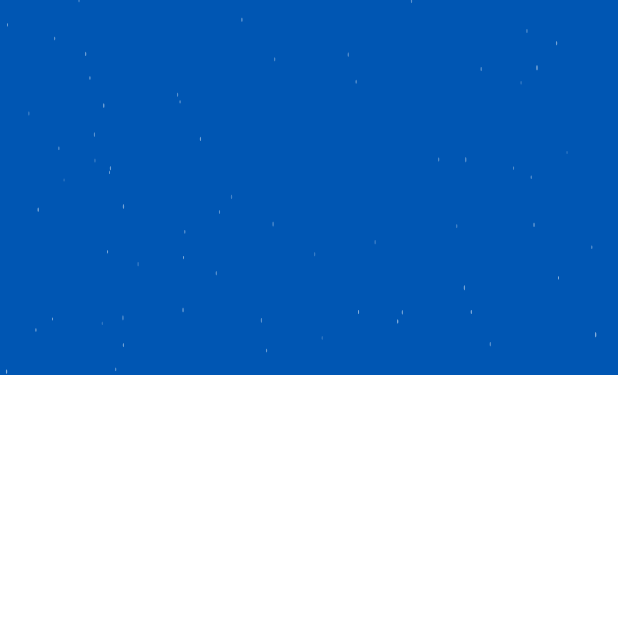
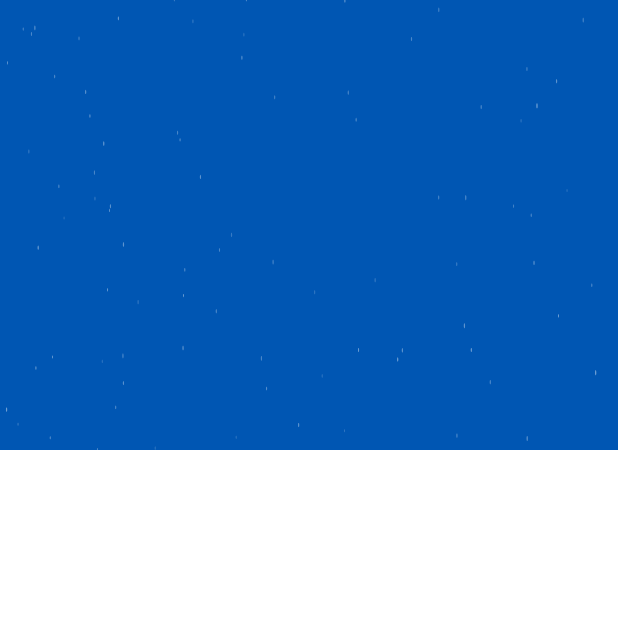
Before and after one commit to Jonat996/crew-up, an Android app built with Jetpack Compose: the composable HeaderBase shown on its own in the app's theme, on a phone screen of 412 x 824 dp, the top half of it. Run offline under Robolectric (Android 15) with nearby library versions, the phone set to English and light mode, and no system bars.

Commit message:
fix: fixing header layou

```diff
--- a/app/src/main/java/com/crewup/myapplication/ui/components/header/HeaderBase.kt
+++ b/app/src/main/java/com/crewup/myapplication/ui/components/header/HeaderBase.kt
@@ -25,39 +25,38 @@ fun HeaderBase(content: @Composable ColumnScope.() -> Unit) {
     Box(
         modifier = Modifier
             .fillMaxWidth()
-            .height(250.dp) // ajusta según tu diseño
+            .height(300.dp),
+        contentAlignment = Alignment.TopCenter
     ) {
-        // 🔹 Capa 1: fondo azul sólido
         Box(
             modifier = Modifier
                 .matchParentSize()
                 .background(Color(0xFF0056B3))
         )
-
-        // 🔹 Capa 2: imagen decorativa con puntos blancos
         Image(
-            painter = painterResource(id = R.drawable.dots), // tu imagen de puntos
+            painter = painterResource(id = R.drawable.dots),
             contentDescription = null,
-            contentScale = ContentScale.Crop, // para cubrir bien el fondo
+            contentScale = ContentScale.Crop,
             modifier = Modifier
                 .matchParentSize()
+                .graphicsLayer {
+                    alpha = 0.8f
+                }
         )
 
-        // 🔹 Capa 3: contenido dinámico
+
         Column(
             modifier = Modifier
                 .fillMaxSize()
-                .padding(vertical = 10.dp),
+                .padding(vertical = 0.dp),
             horizontalAlignment = Alignment.CenterHorizontally,
             content = content
         )
     }
 }
 
-@Preview (showBackground = true)
+@Preview(showBackground = true)
 @Composable
-fun previewContent(){
-    HeaderBase(){
-
-    }
+fun PreviewContent() {
+    HeaderBase { }
 }
```
Also changed, not shown: app/src/main/java/com/crewup/myapplication/ui/components/header/HeaderLogo.kt (+18 -20 lines).
